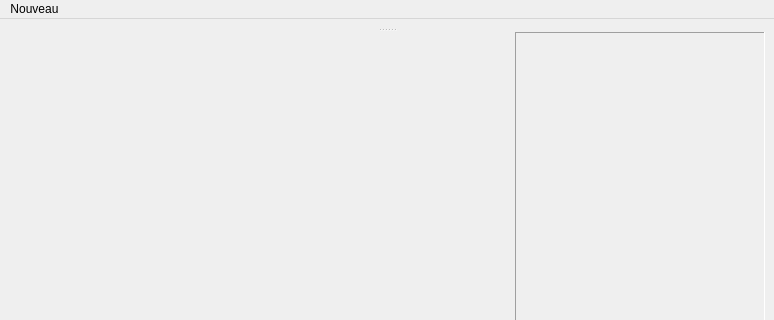
Old version of the form src/Gui/Masque/MainMasque.ui in the repository chani2022/python; both pictures show x 0 to 774 and y 0 to 320 of the 774 by 642 pixel window.
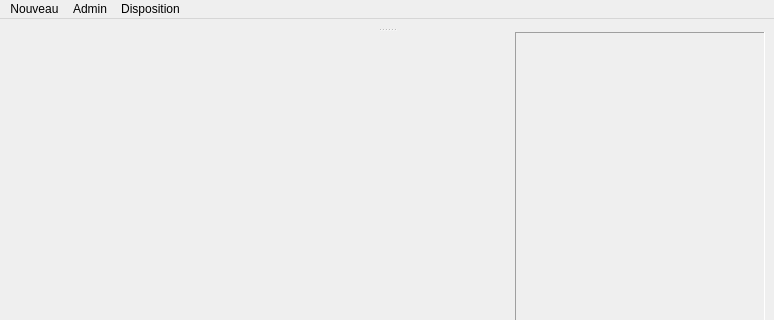
New version of the form.

Commit message: gestion admin et intervertir les champs ok

```diff
--- a/src/Gui/Masque/MainMasque.ui
+++ b/src/Gui/Masque/MainMasque.ui
@@ -13,6 +13,9 @@
   <property name="windowTitle">
    <string>Masque</string>
   </property>
+  <property name="autoFillBackground">
+   <bool>false</bool>
+  </property>
   <widget class="QWidget" name="central_widget">
    <layout class="QVBoxLayout" name="verticalLayout">
     <item>
@@ -85,13 +88,30 @@
      <height>21</height>
     </rect>
    </property>
-   <widget class="QMenu" name="menu_chargement">
+   <widget class="QMenu" name="menu_nouveau">
     <property name="title">
      <string>Nouveau</string>
     </property>
     <addaction name="action_chargement"/>
    </widget>
-   <addaction name="menu_chargement"/>
+   <widget class="QMenu" name="menuAdmin">
+    <property name="title">
+     <string>Admin</string>
+    </property>
+    <addaction name="action_gestion_roles"/>
+    <addaction name="action_gestion_utilisateur"/>
+    <addaction name="action_gestion_champs"/>
+    <addaction name="action_gestion_type_champs"/>
+   </widget>
+   <widget class="QMenu" name="menuDisposition">
+    <property name="title">
+     <string>Disposition</string>
+    </property>
+    <addaction name="action_intervertir_les_champs"/>
+   </widget>
+   <addaction name="menu_nouveau"/>
+   <addaction name="menuAdmin"/>
+   <addaction name="menuDisposition"/>
   </widget>
   <widget class="QStatusBar" name="status_bar"/>
   <action name="action_chargement">
```
Left out of the diff: 29 changed lines with no effect on the pictures. The commit also changes 40 other files.
